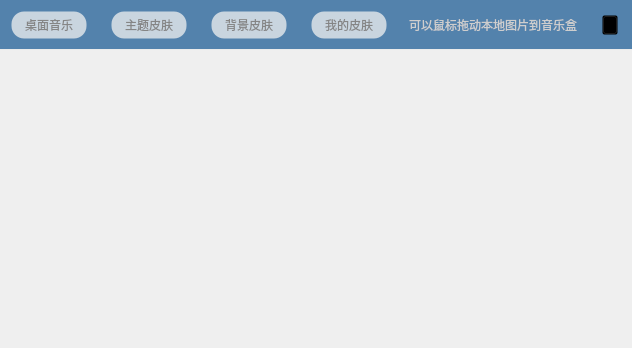
This is VideoPlayer/skin/MySkin.ui in huizhang556/pc-video-player as Qt 5 draws it before an edit. The edited form follows.
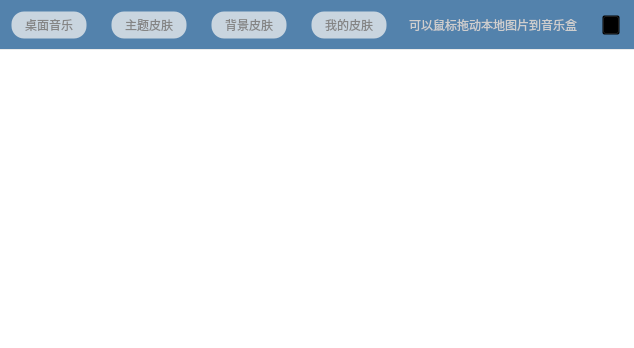
This is the edited form. Icons and pictures are not drawn.

```diff
--- a/VideoPlayer/skin/MySkin.ui
+++ b/VideoPlayer/skin/MySkin.ui
@@ -6,7 +6,7 @@
    <rect>
     <x>0</x>
     <y>0</y>
-    <width>617</width>
+    <width>634</width>
     <height>348</height>
    </rect>
   </property>
@@ -14,8 +14,10 @@
    <string>Dialog</string>
   </property>
   <property name="styleSheet">
-   <string notr="true">background-color:rgba(239, 239, 239,0.5);
-
+   <string notr="true">#MySkin
+{
+background-color:rgba(239, 239, 239,0.5);
+}
 </string>
   </property>
   <layout class="QVBoxLayout" name="verticalLayout_2">
```
